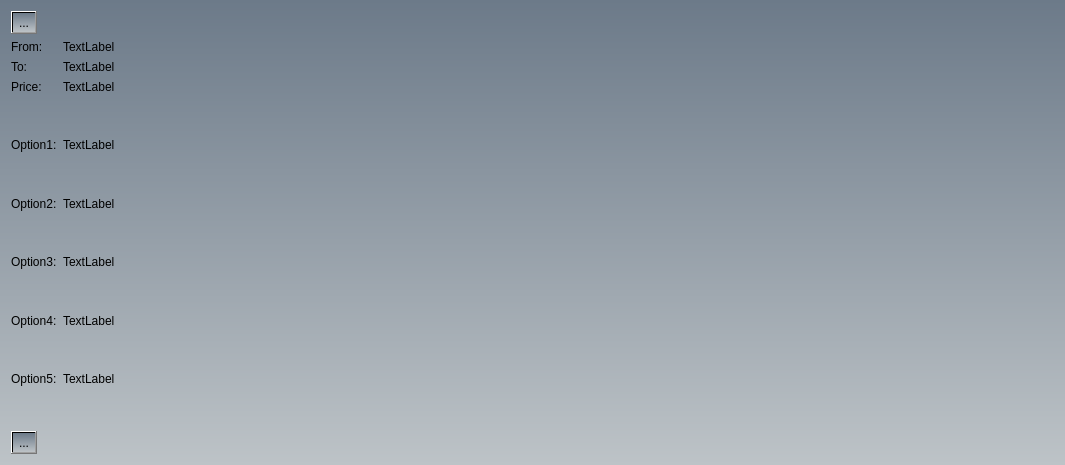
Old version of the form GuideMe/result_window.ui in the repository YoussefAhmed488/GuideMe.
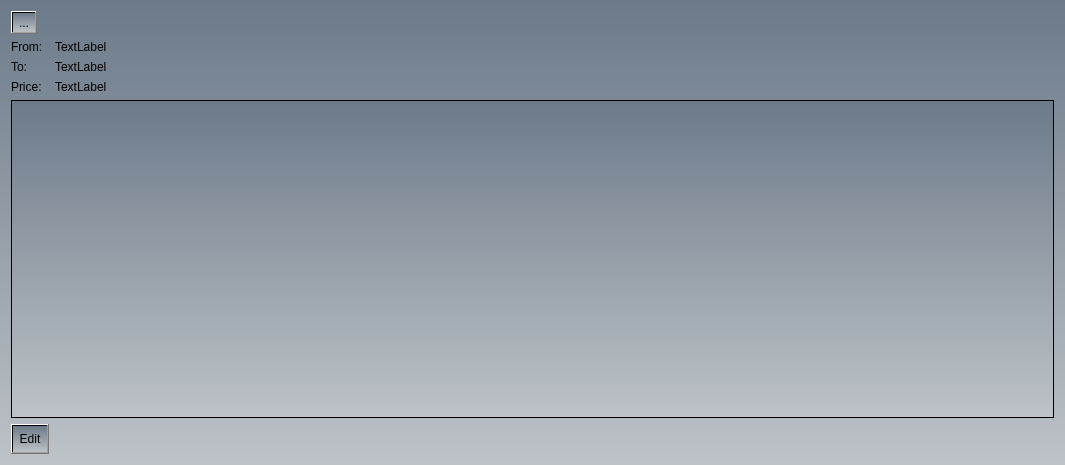
New version of the form.

Patch:
```diff
--- a/GuideMe/result_window.ui
+++ b/GuideMe/result_window.ui
@@ -17,6 +17,13 @@
    <string notr="true">background-color: qlineargradient(x1: 0, y1: 0, x2: 0, y2: 1, stop: 0 #6c7a89, stop: 1 #bdc3c7);</string>
   </property>
   <layout class="QFormLayout" name="formLayout">
+   <item row="0" column="0">
+    <widget class="QToolButton" name="backtoolButton">
+     <property name="text">
+      <string>...</string>
+     </property>
+    </widget>
+   </item>
    <item row="1" column="0">
     <widget class="QLabel" name="Fromlabel">
      <property name="styleSheet">
@@ -84,208 +91,22 @@
      </property>
     </widget>
    </item>
-   <item row="4" column="1">
-    <spacer name="verticalSpacer">
-     <property name="orientation">
-      <enum>Qt::Vertical</enum>
-     </property>
-     <property name="sizeHint" stdset="0">
-      <size>
-       <width>20</width>
-       <height>40</height>
-      </size>
-     </property>
-    </spacer>
+   <item row="4" column="0" colspan="2">
+    <widget class="QTextEdit" name="textEdit"/>
    </item>
    <item row="5" column="0">
-    <widget class="QLabel" name="Option1label">
-     <property name="styleSheet">
-      <string notr="true">font: 11pt &quot;Segoe UI&quot;;
-background-color: rgba(255, 255, 255, 0);</string>
-     </property>
-     <property name="text">
-      <string>Option1:</string>
-     </property>
-    </widget>
-   </item>
-   <item row="5" column="1">
-    <widget class="QLabel" name="Option1Result">
-     <property name="styleSheet">
-      <string notr="true">font: 11pt &quot;Segoe UI&quot;;
-background-color: rgba(255, 255, 255, 0);</string>
-     </property>
-     <property name="text">
-      <string>TextLabel</string>
-     </property>
-    </widget>
-   </item>
-   <item row="6" column="1">
-    <spacer name="verticalSpacer_2">
-     <property name="orientation">
-      <enum>Qt::Vertical</enum>
-     </property>
-     <property name="sizeHint" stdset="0">
-      <size>
-       <width>20</width>
-       <height>40</height>
-      </size>
-     </property>
-    </spacer>
-   </item>
-   <item row="7" column="0">
-    <widget class="QLabel" name="Option2label">
-     <property name="styleSheet">
-      <string notr="true">font: 11pt &quot;Segoe UI&quot;;
-background-color: rgba(255, 255, 255, 0);</string>
-     </property>
-     <property name="text">
-      <string>Option2:</string>
-     </property>
-    </widget>
-   </item>
-   <item row="7" column="1">
-    <widget class="QLabel" name="Option2Result">
-     <property name="styleSheet">
-      <string notr="true">font: 11pt &quot;Segoe UI&quot;;
-background-color: rgba(255, 255, 255, 0);</string>
-     </property>
-     <property name="text">
-      <string>TextLabel</string>
-     </property>
-    </widget>
-   </item>
-   <item row="8" column="0">
-    <spacer name="verticalSpacer_3">
-     <property name="orientation">
-      <enum>Qt::Vertical</enum>
-     </property>
-     <property name="sizeHint" stdset="0">
-      <size>
-       <width>20</width>
-       <height>40</height>
-      </size>
-     </property>
-    </spacer>
-   </item>
-   <item row="9" column="0">
-    <widget class="QLabel" name="Option3label">
-     <property name="styleSheet">
-      <string notr="true">font: 11pt &quot;Segoe UI&quot;;
-background-color: rgba(255, 255, 255, 0);</string>
-     </property>
-     <property name="text">
-      <string>Option3:</string>
-     </property>
-    </widget>
-   </item>
-   <item row="9" column="1">
-    <widget class="QLabel" name="Option3Result">
-     <property name="styleSheet">
-      <string notr="true">font: 11pt &quot;Segoe UI&quot;;
-background-color: rgba(255, 255, 255, 0);</string>
-     </property>
-     <property name="text">
-      <string>TextLabel</string>
-     </property>
-    </widget>
-   </item>
-   <item row="10" column="0">
-    <spacer name="verticalSpacer_4">
-     <property name="orientation">
-      <enum>Qt::Vertical</enum>
-     </property>
-     <property name="sizeHint" stdset="0">
-      <size>
-       <width>20</width>
-       <height>40</height>
-      </size>
-     </property>
-    </spacer>
-   </item>
-   <item row="11" column="0">
-    <widget class="QLabel" name="Option4label">
-     <property name="styleSheet">
-      <string notr="true">font: 11pt &quot;Segoe UI&quot;;
-background-color: rgba(255, 255, 255, 0);</string>
-     </property>
-     <property name="text">
-      <string>Option4:</string>
-     </property>
-    </widget>
-   </item>
-   <item row="11" column="1">
-    <widget class="QLabel" name="Option4Result">
-     <property name="styleSheet">
-      <string notr="true">font: 11pt &quot;Segoe UI&quot;;
-background-color: rgba(255, 255, 255, 0);</string>
-     </property>
-     <property name="text">
-      <string>TextLabel</string>
-     </property>
-    </widget>
-   </item>
-   <item row="12" column="0">
-    <spacer name="verticalSpacer_5">
-     <property name="orientation">
-      <enum>Qt::Vertical</enum>
-     </property>
-     <property name="sizeHint" stdset="0">
-      <size>
-       <width>20</width>
-       <height>40</height>
-      </size>
-     </property>
-    </spacer>
-   </item>
-   <item row="13" column="0">
-    <widget class="QLabel" name="Option5label">
-     <property name="styleSheet">
-      <string notr="true">font: 11pt &quot;Segoe UI&quot;;
-background-color: rgba(255, 255, 255, 0);</string>
-     </property>
-     <property name="text">
-      <string>Option5:</string>
-     </property>
-    </widget>
-   </item>
-   <item row="13" column="1">
-    <widget class="QLabel" name="Option5Result">
-     <property name="styleSheet">
-      <string notr="true">font: 11pt &quot;Segoe UI&quot;;
-background-color: rgba(255, 255, 255, 0);</string>
-     </property>
-     <property name="text">
-      <string>TextLabel</string>
-     </property>
-    </widget>
-   </item>
-   <item row="14" column="0">
-    <spacer name="verticalSpacer_6">
-     <property name="orientation">
-      <enum>Qt::Vertical</enum>
-     </property>
-     <property name="sizeHint" stdset="0">
-      <size>
-       <width>20</width>
-       <height>40</height>
-      </size>
-     </property>
-    </spacer>
-   </item>
-   <item row="15" column="0">
     <widget class="QToolButton" name="toolButton">
+     <property name="minimumSize">
+      <size>
+       <width>30</width>
+       <height>30</height>
+      </size>
+     </property>
      <property name="styleSheet">
       <string notr="true"/>
      </property>
      <property name="text">
-      <string>...</string>
-     </property>
-    </widget>
-   </item>
-   <item row="0" column="0">
-    <widget class="QToolButton" name="backtoolButton">
-     <property name="text">
-      <string>...</string>
+      <string>Edit</string>
      </property>
     </widget>
    </item>
```
